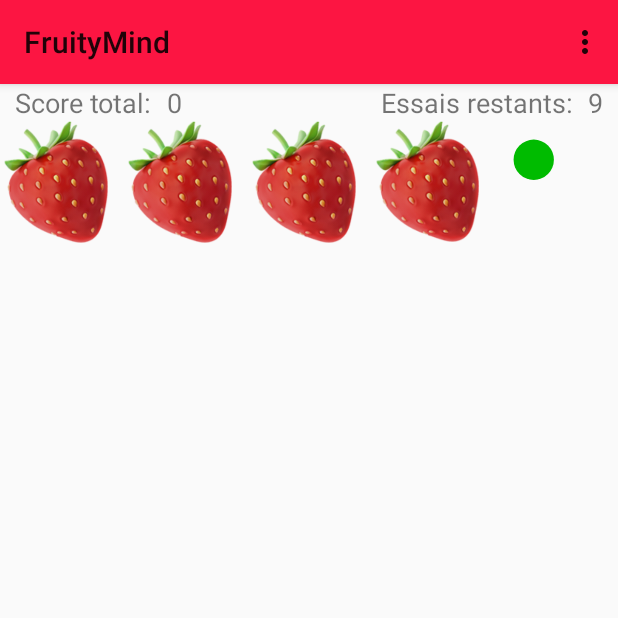
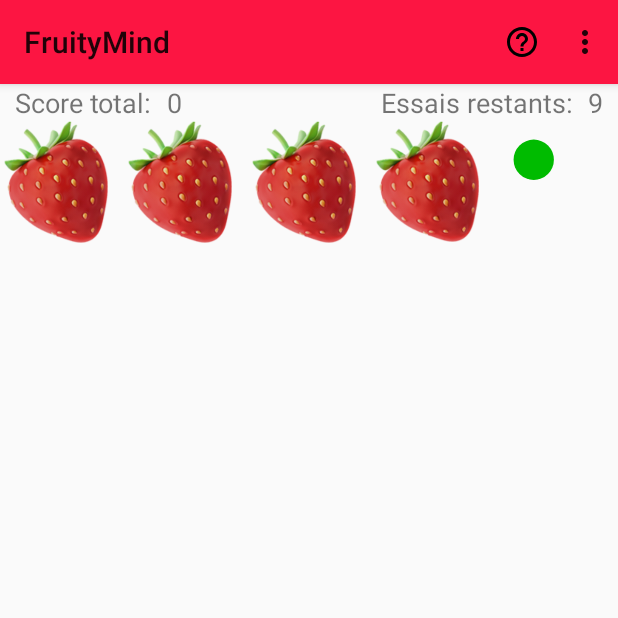
Before and after one commit to pea-pousset/FruityMind, an Android app: the screen it shows after launch (MainActivity), after a tap on "VALIDER", on a phone screen of 412 x 824 dp, the top half of it. Run offline under Robolectric (Android 15) with nearby library versions, the phone set to English and light mode, and no system bars.

Commit message:
icon help

```diff
--- a/app/src/main/java/fr/epsi/fruitymind/MainActivity.java
+++ b/app/src/main/java/fr/epsi/fruitymind/MainActivity.java
@@ -142,6 +142,14 @@ public class MainActivity extends AppCompatActivity
             if (m_peelHintUsed)
                 return true;
             showPeelHint();
+        }
+        else if (item.getItemId() == R.id.help)
+        {
+            AlertDialog.Builder builder = new AlertDialog.Builder(this);
+            builder.setCancelable(true);
+            builder.setTitle(R.string.titleHelp);
+            builder.setMessage(R.string.txtHelp);
+            builder.show();
         }
 
         return true;
--- /dev/null
+++ b/app/src/main/res/drawable/ic_help_outline_black_24dp.xml
@@ -0,0 +1,9 @@
+<vector xmlns:android="http://schemas.android.com/apk/res/android"
+        android:width="24dp"
+        android:height="24dp"
+        android:viewportWidth="24.0"
+        android:viewportHeight="24.0">
+    <path
+        android:fillColor="#FF000000"
+        android:pathData="M11,18h2v-2h-2v2zM12,2C6.48,2 2,6.48 2,12s4.48,10 10,10 10,-4.48 10,-10S17.52,2 12,2zM12,20c-4.41,0 -8,-3.59 -8,-8s3.59,-8 8,-8 8,3.59 8,8 -3.59,8 -8,8zM12,6c-2.21,0 -4,1.79 -4,4h2c0,-1.1 0.9,-2 2,-2s2,0.9 2,2c0,2 -3,1.75 -3,5h2c0,-2.25 3,-2.5 3,-5 0,-2.21 -1.79,-4 -4,-4z"/>
+</vector>
--- a/app/src/main/res/menu/menu.xml
+++ b/app/src/main/res/menu/menu.xml
@@ -1,6 +1,12 @@
 <?xml version="1.0" encoding="utf-8"?>
-<menu xmlns:android="http://schemas.android.com/apk/res/android">
 
+<menu xmlns:android="http://schemas.android.com/apk/res/android"
+    xmlns:app="http://schemas.android.com/apk/res-auto">
+    <item
+        android:id="@+id/help"
+        android:title="help"
+        android:icon="@drawable/ic_help_outline_black_24dp"
+        app:showAsAction="always"/>
     <item
         android:id="@+id/hintSeed"
         android:title="@string/txtHintSeed" />
--- a/app/src/main/res/values/strings.xml
+++ b/app/src/main/res/values/strings.xml
@@ -19,4 +19,15 @@
 
     <string name="txtHintSeed">Indice: à égrainer</string>
     <string name="txtHintPeel">Indice: à peler</string>
+
+    <string name="titleHelp">Règle du jeu</string>
+    <string name="txtHelp">
+        Le but de ce jeu est de déduire la combinaison de 4 fruits en moins de 10 tentatives.
+        \nA chaque essai, une notification apparaît à droite.
+        \nSi un fruit est présent mais mal placé, une pastille orange apparaît.
+        \nSi un fruit est bien placé, une pastille verte apparaît.
+        \nLe premier indice utilisé coûte 2 tentatives et le second 3 de plus.
+        \nfruit à éplucher : banane, kiwi, orange, citron
+        \nfruit à graine : orange, cerise, raisin, citron
+    </string>
 </resources>
```
